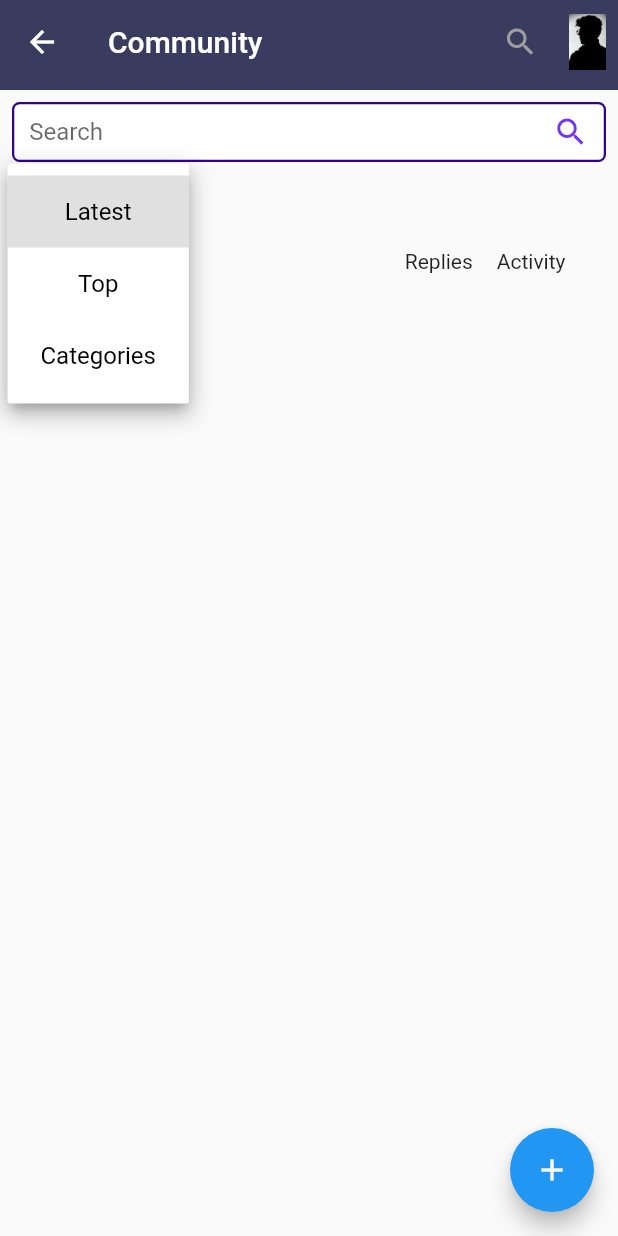
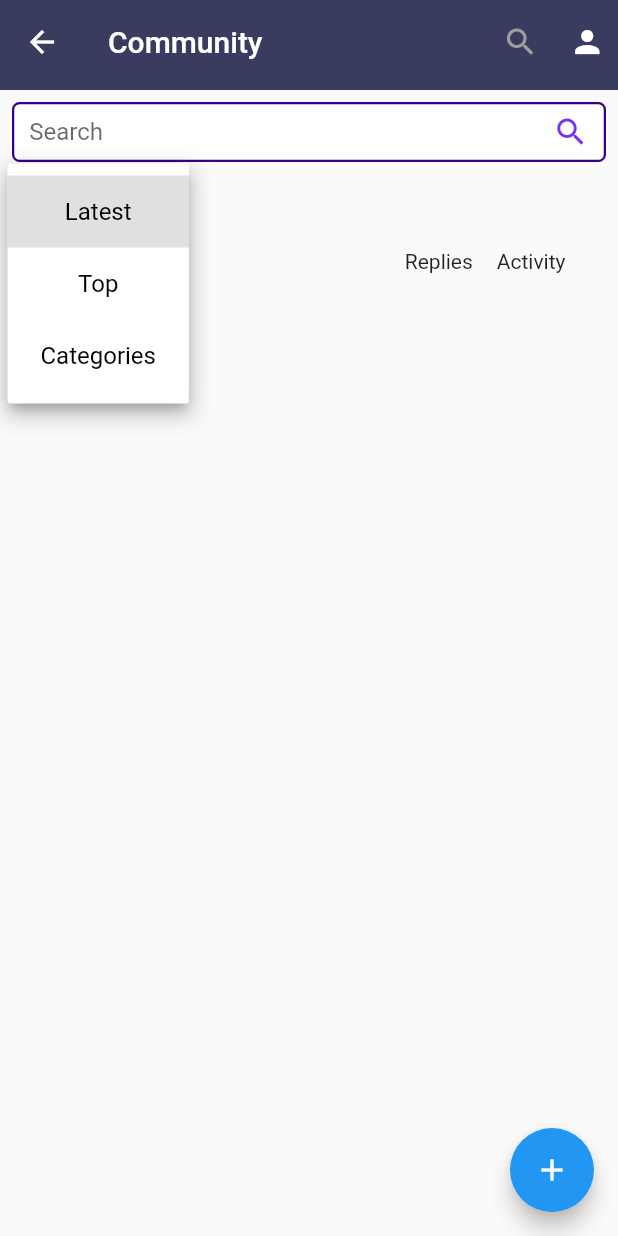
Before and after one commit to LeeRenJie/mimo_clone, a Flutter app: the CommunityPage screen opened directly, after a tap on "Latest", on a phone screen of 412 x 824 dp. Run offline on Flutter 3.47's test engine with Material 2 defaults, Android fonts, the phone set to English and light mode, and no system bars; our stand-ins replace flutter_svg, percent_indicator, sqflite; missing offline and left inert: assorted_layout_widgets, icon_decoration; accounts and stored records are empty.

Commit message:
chore: change profile pic to icon

```diff
--- a/lib/pages/community_page.dart
+++ b/lib/pages/community_page.dart
@@ -163,11 +163,12 @@ class _CommunityPageState extends State<CommunityPage> {
                 },
               ),
               const SizedBox(width: 8),
-              SizedBox(
+              const SizedBox(
                 width: 25,
                 height: 25,
-                child: Image.asset(
-                  'lib/images/profile_pic.jpg',
+                child: Icon(
+                  Icons.person,
+                  color: Colors.white,
                 ),
               ),
               const SizedBox(width: 8),
```
Also changed, not shown: lib/images/profile_pic.jpg (deleted).
